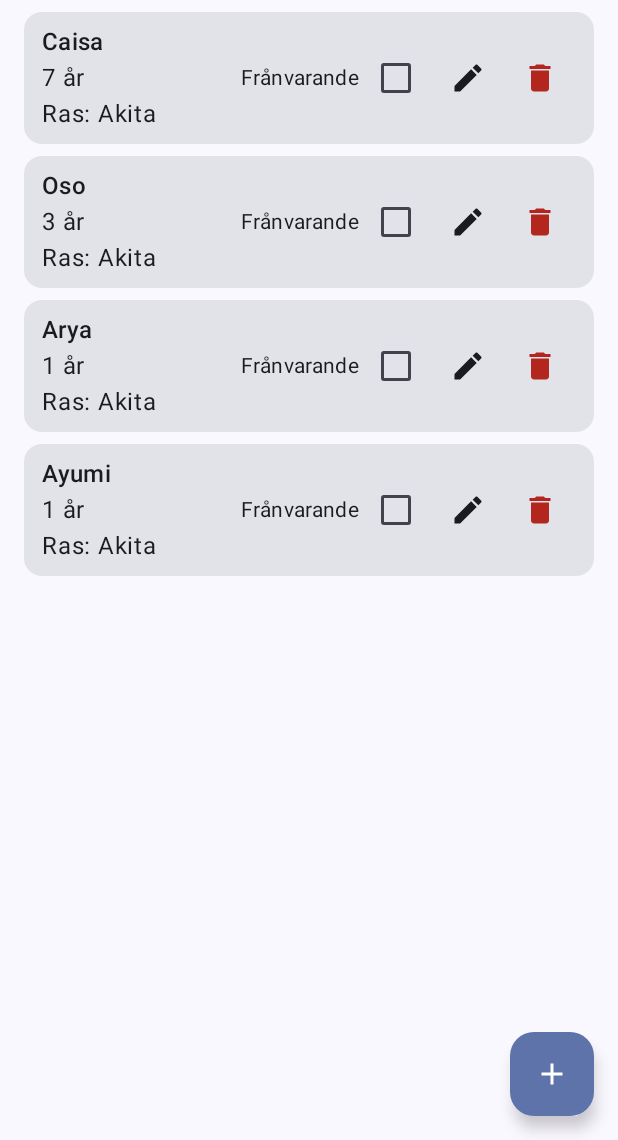
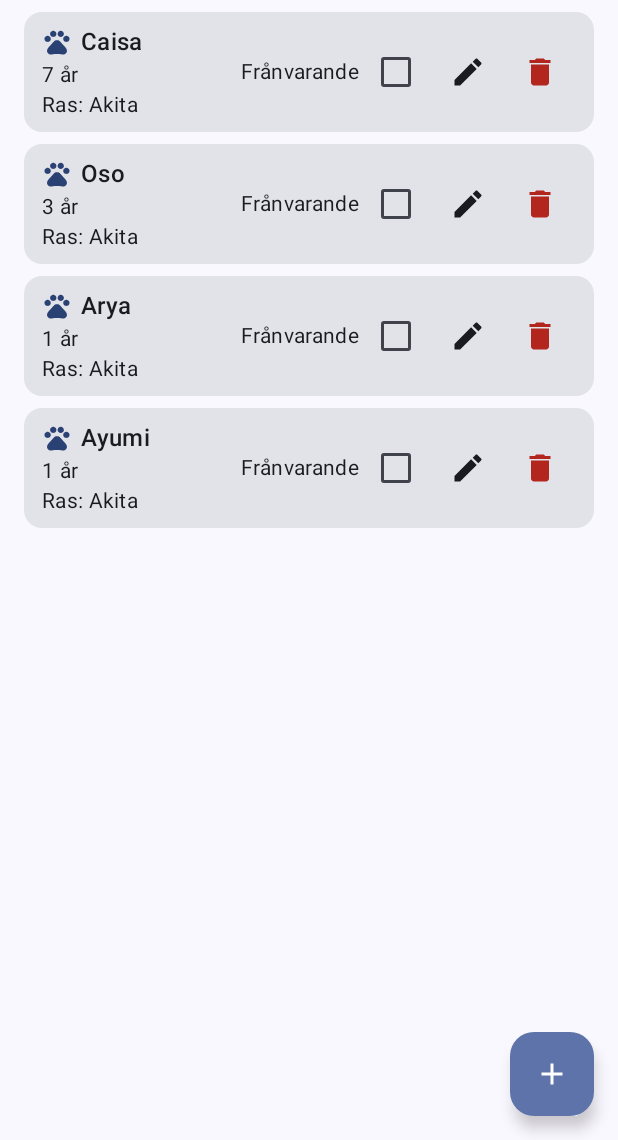
Before and after one commit to CaisaChristine/Norrhund, an Android app built with Jetpack Compose: the screen it shows after launch (MainActivity), on a phone screen of 412 x 824 dp, the part 96-1236 px from its top. Run offline under Robolectric (Android 15) with nearby library versions, the phone set to English and light mode, and no system bars.

Commit message:
updated styling on dogcard with icon and name as title

```diff
--- a/app/src/main/java/com/example/norrhund/MainActivity.kt
+++ b/app/src/main/java/com/example/norrhund/MainActivity.kt
@@ -48,6 +48,11 @@ import androidx.compose.material.icons.Icons
 import androidx.compose.material.icons.filled.Add
 import androidx.compose.material.icons.filled.Delete
 import androidx.compose.material.icons.filled.Edit
+import androidx.compose.material.icons.filled.Pets
+import androidx.compose.foundation.layout.Spacer
+import androidx.compose.foundation.layout.size
+import androidx.compose.foundation.layout.width
+import androidx.compose.foundation.verticalScroll
 import androidx.compose.material3.ButtonDefaults
 import androidx.compose.material3.IconButton
 import androidx.compose.ui.Alignment
@@ -116,12 +121,32 @@ fun DogCard(
             verticalAlignment = Alignment.CenterVertically,
             horizontalArrangement = Arrangement.SpaceBetween
         ) {
-            Column (
+            Column(
                 modifier = Modifier.weight(1f)
             ) {
-                Text(text = dog.name, style = MaterialTheme.typography.titleMedium)
-                Text(text = "${dog.age} år")
-                Text(text = "Ras: ${dog.breed}")
+                Row(
+                    verticalAlignment = Alignment.CenterVertically,
+                    horizontalArrangement = Arrangement.spacedBy(6.dp)
+                ) {
+                    Icon(
+                        imageVector = Icons.Default.Pets,
+                        contentDescription = null,
+                        tint = MaterialTheme.colorScheme.primary,
+                        modifier = Modifier.size(20.dp)
+                    )
+                    Text(
+                        text = dog.name,
+                        style = MaterialTheme.typography.titleMedium
+                    )
+                }
+            Text(
+                text = "${dog.age} år",
+                style = MaterialTheme.typography.bodyMedium
+                )
+            Text(
+                text = "Ras: ${dog.breed}",
+                style = MaterialTheme.typography.bodyMedium
+            )
             }
 
             Row(verticalAlignment = Alignment.CenterVertically) {
```
